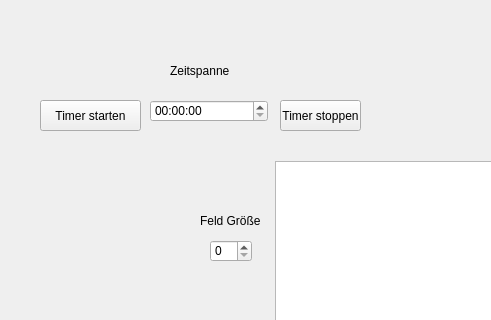
This is Aufgabe3_b/mainwindow.ui in Xellon92/Aufgabe3_b as Qt 5 draws it before an edit; both pictures show x 0 to 491 and y 0 to 320 of the 800 by 600 pixel window. The edited form follows.
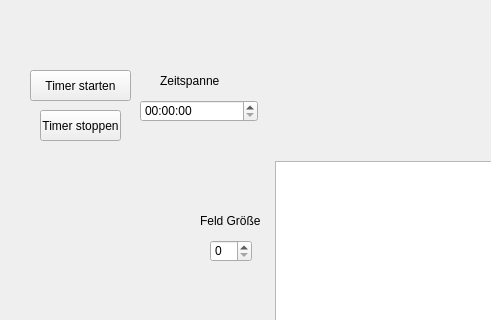
This is the edited form.

The edit to the form file:
```diff
--- a/Aufgabe3_b/mainwindow.ui
+++ b/Aufgabe3_b/mainwindow.ui
@@ -17,8 +17,8 @@
    <widget class="QPushButton" name="buttonTimer">
     <property name="geometry">
      <rect>
-      <x>40</x>
-      <y>100</y>
+      <x>30</x>
+      <y>70</y>
       <width>101</width>
       <height>31</height>
      </rect>
@@ -66,7 +66,7 @@
    <widget class="QTimeEdit" name="timeEdit">
     <property name="geometry">
      <rect>
-      <x>150</x>
+      <x>140</x>
       <y>100</y>
       <width>118</width>
       <height>22</height>
@@ -76,8 +76,8 @@
    <widget class="QLabel" name="Zeitspanne">
     <property name="geometry">
      <rect>
-      <x>170</x>
-      <y>60</y>
+      <x>160</x>
+      <y>70</y>
       <width>61</width>
       <height>21</height>
      </rect>
@@ -115,8 +115,8 @@
    <widget class="QPushButton" name="buttonStopp">
     <property name="geometry">
      <rect>
-      <x>280</x>
-      <y>100</y>
+      <x>40</x>
+      <y>110</y>
       <width>81</width>
       <height>31</height>
      </rect>
```
